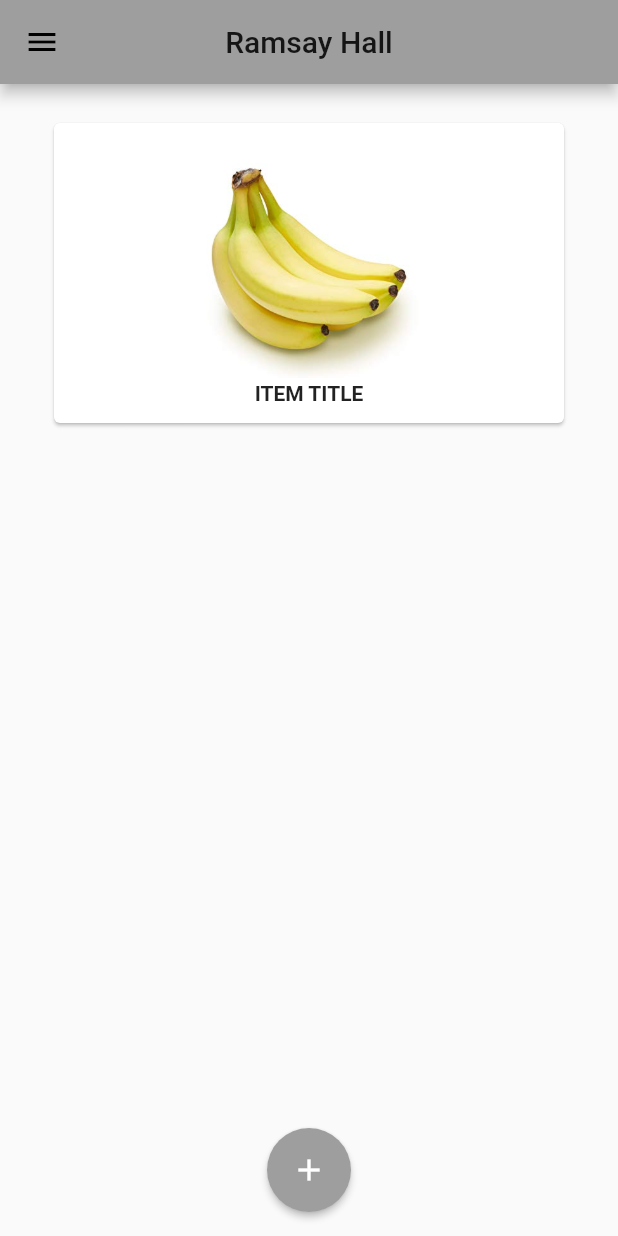
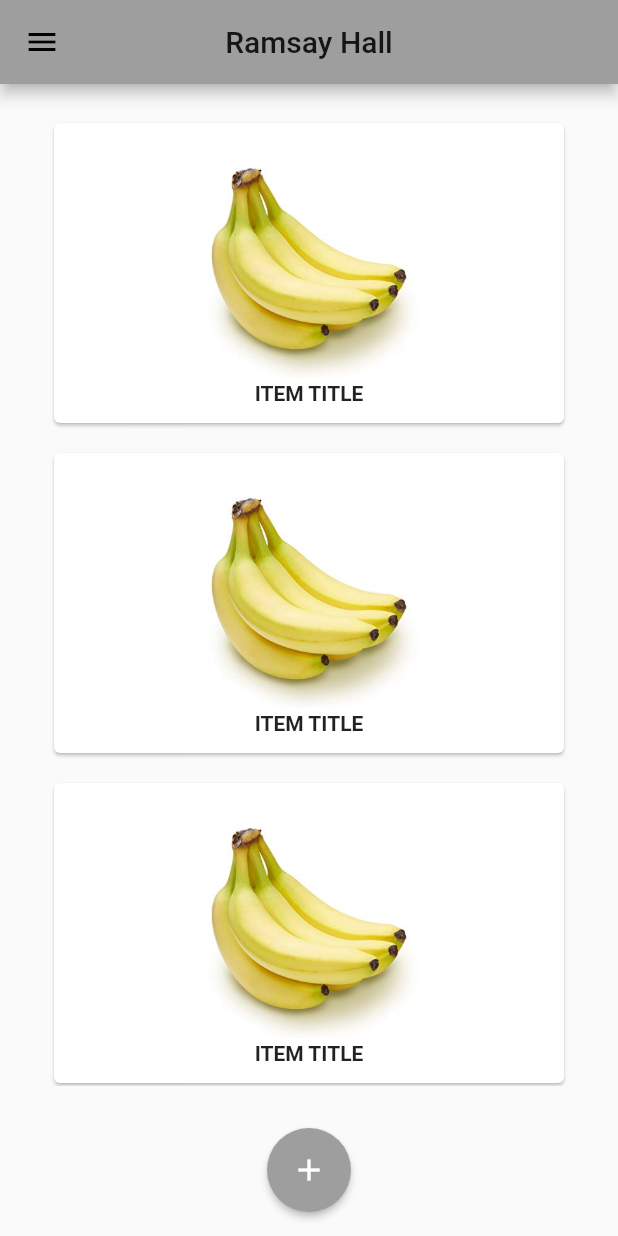
Before and after one commit to ChandlerLow/foodscape-frontend, a Flutter app: the screen it shows after launch, on a phone screen of 412 x 824 dp. Run offline on Flutter 3.47's test engine with Material 2 defaults, Android fonts, the phone set to English and light mode, and no system bars.

Commit message:
parse items list into Items List Widget [tfl4517]

```diff
--- a/lib/pages/items.dart
+++ b/lib/pages/items.dart
@@ -43,20 +43,25 @@ class _ItemsWidgetState extends State<ItemsWidget> {
 }
 
 class ItemListWidget extends StatefulWidget {
+  final items = <Widget>[];
+
   @override
-  ItemListState createState() => ItemListState();
+  ItemListState createState() {
+    for(int i = 0; i < 10; i++) {
+      items.add(ItemCardWidget());
+    }
+    return ItemListState(items);
+  }
 }
 
 class ItemListState extends State<ItemListWidget> {
-  //constructs a list view of cards
-  // need to modify instead of containing the widget will hold data then constructs card with data
-  final cards = <ItemCardWidget>[];
 
-  //rerenders? unsure how updating will work
-  @override
-  // ignore: must_call_super
-  void initState() {
-    cards.add(ItemCardWidget());
+  //Constructs a item list parse in the items through the constructor
+  //TODO modify items type
+  var items = <Widget>[];
+
+  ItemListState(List<Widget> widgets) {
+    this.items = widgets;
   }
 
   @override
@@ -64,8 +69,8 @@ class ItemListState extends State<ItemListWidget> {
     return Container(
       child :ListView.builder(
           padding: const EdgeInsets.all(16.0),
-          itemBuilder: (context, i) => cards[i],
-          itemCount: cards.length,
+          itemBuilder: (context, i) => items[i],
+          itemCount: items.length,
       ),
       padding: EdgeInsets.only(
         bottom: 100,
@@ -76,6 +81,7 @@ class ItemListState extends State<ItemListWidget> {
 }
 
 class ItemCardWidget extends StatefulWidget {
+  //TODO parse in data to construct cards
   @override
   ItemCardState createState() => ItemCardState();
 }
```
